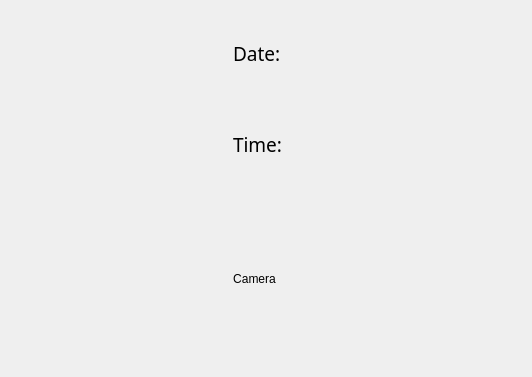
The window that GUI/main.ui (phuongthunee/Face-Recognition-in-Real-time) describes before a commit, drawn with Qt 5.
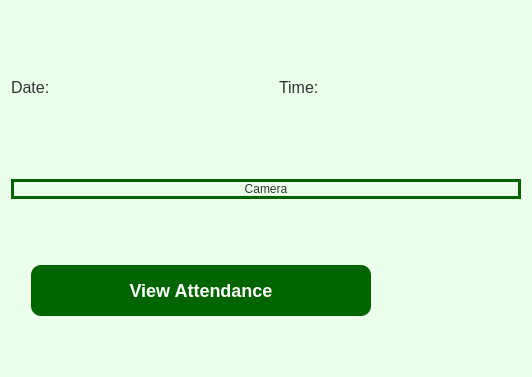
The same window after the commit.

The edit to the form file:
```diff
--- a/GUI/main.ui
+++ b/GUI/main.ui
@@ -19,21 +19,40 @@
   <property name="windowTitle">
    <string>Facial Recognition Attendance System</string>
   </property>
-  <layout class="QHBoxLayout" name="horizontalLayout">
+  <property name="styleSheet">
+   <string>
+    QWidget {
+            background-color: #ebffeb;  
+        }
+        QLabel {
+            color: #333333;
+        }
+        QLabel#image_label {
+            border: 3px solid #006400;  
+            background-color: #ebffeb;  
+        }
+        QPushButton {
+            background-color: #006400;
+            color: white;
+            border-radius: 10px;  
+            padding: 15px 30px;  
+            font-size: 18px;  
+            font-weight: bold;  
+        }
+        QPushButton:hover {
+            background-color: #006400;
+        }
+   </string>
+  </property>
+  <layout class="QVBoxLayout" name="mainLayout">
    <item>
-    <layout class="QGridLayout" name="gridLayout">
-     <item row="0" column="0">
       <layout class="QHBoxLayout" name="hzTimeLayout">
        <item>
-        <layout class="QGridLayout" name="gridLayout_2">
-         <item row="0" column="0">
-          <layout class="QHBoxLayout" name="horizontalLayout_2">
-           <item>
             <widget class="QLabel" name="date">
              <property name="font">
               <font>
-               <family>STXinwei</family>
-               <pointsize>14</pointsize>
+         <family>Segoe UI</family>
+         <pointsize>12</pointsize>
               </font>
              </property>
              <property name="text">
@@ -45,8 +64,8 @@
             <widget class="QLabel" name="dateLabel">
              <property name="font">
               <font>
-               <family>STXinwei</family>
-               <pointsize>14</pointsize>
+         <family>Segoe UI</family>
+         <pointsize>12</pointsize>
               </font>
              </property>
              <property name="text">
@@ -54,16 +73,28 @@
              </property>
             </widget>
            </item>
-          </layout>
-         </item>
-         <item row="1" column="0">
-          <layout class="QHBoxLayout" name="horizontalLayout_3">
+     <item>
+      <spacer>
+       <property name="orientation">
+        <enum>Qt::Vertical</enum>
+       </property>
+       <property name="sizeType">
+        <enum>QSizePolicy::Expanding</enum>
+       </property>
+       <property name="sizeHint" stdset="0">
+        <size>
+         <width>20</width>
+         <height>20</height>
+        </size>
+       </property>
+      </spacer>
+     </item>
            <item>
             <widget class="QLabel" name="time">
              <property name="font">
               <font>
-               <family>STXinwei</family>
-               <pointsize>14</pointsize>
+         <family>Segoe UI</family>
+         <pointsize>12</pointsize>
               </font>
              </property>
              <property name="text">
@@ -75,8 +106,8 @@
             <widget class="QLabel" name="timeLabel">
              <property name="font">
               <font>
-               <family>STXinwei</family>
-               <pointsize>14</pointsize>
+         <family>Segoe UI</family>
+         <pointsize>12</pointsize>
               </font>
              </property>
              <property name="text">
@@ -86,21 +117,24 @@
            </item>
           </layout>
          </item>
-        </layout>
-       </item>
-      </layout>
-     </item>
-     <item row="1" column="0">
+   <item>
+    <spacer>
+     <property name="orientation">
+      <enum>Qt::Vertical</enum>
+     </property>
+     <property name="sizeType">
+      <enum>QSizePolicy::Fixed</enum>
+     </property>
+     <property name="sizeHint" stdset="0">
+      <size>
+       <width>20</width>
+       <height>10</height>
+      </size>
+     </property>
+    </spacer>
+   </item>
+   <item>
       <widget class="QLabel" name="image_label">
-       <property name="enabled">
-        <bool>true</bool>
-       </property>
-       <property name="sizePolicy">
-        <sizepolicy hsizetype="Maximum" vsizetype="Preferred">
-         <horstretch>0</horstretch>
-         <verstretch>0</verstretch>
-        </sizepolicy>
-       </property>
        <property name="text">
         <string>Camera</string>
        </property>
@@ -108,6 +142,63 @@
         <set>Qt::AlignCenter</set>
        </property>
       </widget>
+   </item>
+   <item>
+    <spacer>
+     <property name="orientation">
+      <enum>Qt::Vertical</enum>
+     </property>
+     <property name="sizeType">
+      <enum>QSizePolicy::Fixed</enum>
+     </property>
+     <property name="sizeHint" stdset="0">
+      <size>
+       <width>20</width>
+       <height>10</height>
+      </size>
+     </property>
+    </spacer>
+   </item>
+   <item>
+    <layout class="QHBoxLayout">
+     <item>
+      <spacer>
+       <property name="orientation">
+        <enum>Qt::Vertical</enum>
+       </property>
+       <property name="sizeType">
+        <enum>QSizePolicy::Expanding</enum>
+       </property>
+       <property name="sizeHint" stdset="0">
+        <size>
+         <width>20</width>
+         <height>20</height>
+        </size>
+       </property>
+      </spacer>
+     </item>
+     <item>
+      <widget class="QPushButton" name="view">
+       <property name="text">
+        <string>View Attendance</string>
+       </property>
+      </widget>
+     </item>
+     <item>
+      <spacer>
+       <property name="orientation">
+        <enum>Qt::Vertical</enum>
+       </property>
+       <property name="sizeType">
+        <enum>QSizePolicy::Expanding</enum>
+       </property>
+       <property name="sizeHint" stdset="0">
+        <size>
+         <width>150</width>
+         <height>50</height>
+        </size>
+       </property>
+      </spacer>
      </item>
     </layout>
    </item>
```
Lines whose indentation alone changed are shown as unchanged.
